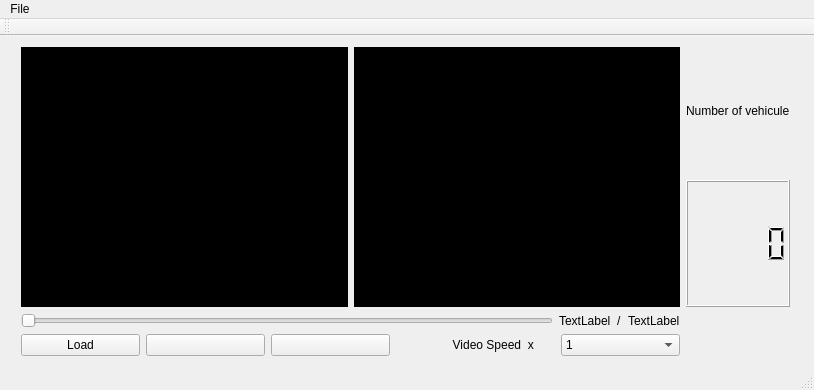
First picture: the form in views/mainwindow.ui, repository Ahziel/TrafficDetector, before the edit.
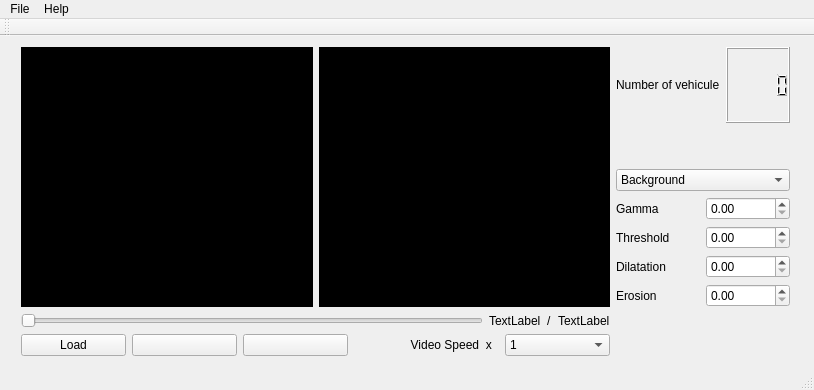
Second picture: the form after the edit. Icons and pictures are not drawn.

Diff of the .ui file:
```diff
--- a/views/mainwindow.ui
+++ b/views/mainwindow.ui
@@ -42,7 +42,7 @@
   </property>
   <widget class="QWidget" name="centralWidget">
    <property name="sizePolicy">
-    <sizepolicy hsizetype="Fixed" vsizetype="Fixed">
+    <sizepolicy hsizetype="Expanding" vsizetype="Expanding">
      <horstretch>0</horstretch>
      <verstretch>0</verstretch>
     </sizepolicy>
@@ -230,15 +230,110 @@
      </item>
      <item>
       <layout class="QVBoxLayout" name="verticalLayout_2">
+       <property name="sizeConstraint">
+        <enum>QLayout::SetMaximumSize</enum>
+       </property>
        <item>
-        <widget class="QLabel" name="label_2">
-         <property name="text">
-          <string>Number of vehicule</string>
+        <layout class="QHBoxLayout" name="horizontalLayout_4">
+         <property name="sizeConstraint">
+          <enum>QLayout::SetDefaultConstraint</enum>
          </property>
-        </widget>
+         <item>
+          <widget class="QLabel" name="label_2">
+           <property name="text">
+            <string>Number of vehicule</string>
+           </property>
+          </widget>
+         </item>
+         <item>
+          <widget class="QLCDNumber" name="lcdNumber"/>
+         </item>
+        </layout>
        </item>
        <item>
-        <widget class="QLCDNumber" name="lcdNumber"/>
+        <spacer name="verticalSpacer_2">
+         <property name="orientation">
+          <enum>Qt::Vertical</enum>
+         </property>
+         <property name="sizeType">
+          <enum>QSizePolicy::Ignored</enum>
+         </property>
+         <property name="sizeHint" stdset="0">
+          <size>
+           <width>20</width>
+           <height>40</height>
+          </size>
+         </property>
+        </spacer>
+       </item>
+       <item>
+        <layout class="QGridLayout" name="gridLayout">
+         <property name="sizeConstraint">
+          <enum>QLayout::SetMaximumSize</enum>
+         </property>
+         <item row="3" column="0">
+          <widget class="QLabel" name="label_6">
+           <property name="text">
+            <string>Dilatation</string>
+           </property>
+          </widget>
+         </item>
+         <item row="2" column="0">
+          <widget class="QLabel" name="label_5">
+           <property name="text">
+            <string>Threshold</string>
+           </property>
+          </widget>
+         </item>
+         <item row="3" column="1">
+          <widget class="QDoubleSpinBox" name="doubleSpinBox_3"/>
+         </item>
+         <item row="1" column="1">
+          <widget class="QDoubleSpinBox" name="doubleSpinBox"/>
+         </item>
+         <item row="1" column="0">
+          <widget class="QLabel" name="label_4">
+           <property name="text">
+            <string>Gamma</string>
+           </property>
+          </widget>
+         </item>
+         <item row="4" column="1">
+          <widget class="QDoubleSpinBox" name="doubleSpinBox_4"/>
+         </item>
+         <item row="2" column="1">
+          <widget class="QDoubleSpinBox" name="doubleSpinBox_2"/>
+         </item>
+         <item row="4" column="0">
+          <widget class="QLabel" name="label_7">
+           <property name="text">
+            <string>Erosion</string>
+           </property>
+          </widget>
+         </item>
+         <item row="0" column="0" colspan="2">
+          <widget class="QComboBox" name="comboBox">
+           <property name="toolTip">
+            <string>&lt;html&gt;&lt;head/&gt;&lt;body&gt;&lt;p&gt;Processing Display&lt;/p&gt;&lt;p&gt;Choose what image display for the processing&lt;/p&gt;&lt;/body&gt;&lt;/html&gt;</string>
+           </property>
+           <item>
+            <property name="text">
+             <string>Background</string>
+            </property>
+           </item>
+           <item>
+            <property name="text">
+             <string>Outline</string>
+            </property>
+           </item>
+           <item>
+            <property name="text">
+             <string>Shape</string>
+            </property>
+           </item>
+          </widget>
+         </item>
+        </layout>
        </item>
        <item>
         <spacer name="verticalSpacer">
@@ -283,7 +378,18 @@
     <addaction name="separator"/>
     <addaction name="actionQuit"/>
    </widget>
+   <widget class="QMenu" name="menuHelp">
+    <property name="title">
+     <string>Help</string>
+    </property>
+    <addaction name="separator"/>
+    <addaction name="actionHelp"/>
+    <addaction name="separator"/>
+    <addaction name="actionAbout"/>
+    <addaction name="actionAbout_Qt"/>
+   </widget>
    <addaction name="menuFile"/>
+   <addaction name="menuHelp"/>
   </widget>
   <widget class="QToolBar" name="mainToolBar">
    <attribute name="toolBarArea">
```
Left out of the diff: 30 changed lines with no effect on the pictures.
